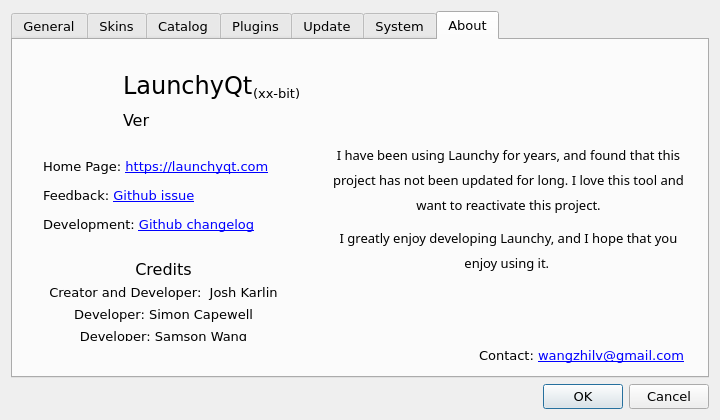
This is src/OptionDialog.ui in samsonwang/LaunchyQt as Qt 5 draws it before an edit. The edited form follows.
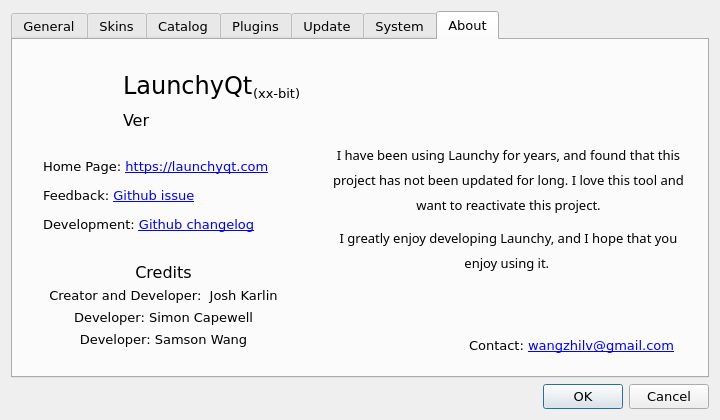
This is the edited form. The open tabs and pages were chosen to show the change. Icons and pictures are not drawn. Custom widgets are drawn as their Qt base class.

Patch:
```diff
--- a/src/OptionDialog.ui
+++ b/src/OptionDialog.ui
@@ -1789,9 +1789,9 @@
        <property name="geometry">
         <rect>
          <x>20</x>
-         <y>220</y>
+         <y>200</y>
          <width>261</width>
-         <height>81</height>
+         <height>131</height>
         </rect>
        </property>
        <property name="sizePolicy">
@@ -1986,8 +1986,8 @@
       <widget class="QLabel" name="label_22">
        <property name="geometry">
         <rect>
-         <x>400</x>
-         <y>300</y>
+         <x>390</x>
+         <y>290</y>
          <width>271</width>
          <height>31</height>
         </rect>
```
Left out of the diff: 2 changed lines with no effect on the pictures.
